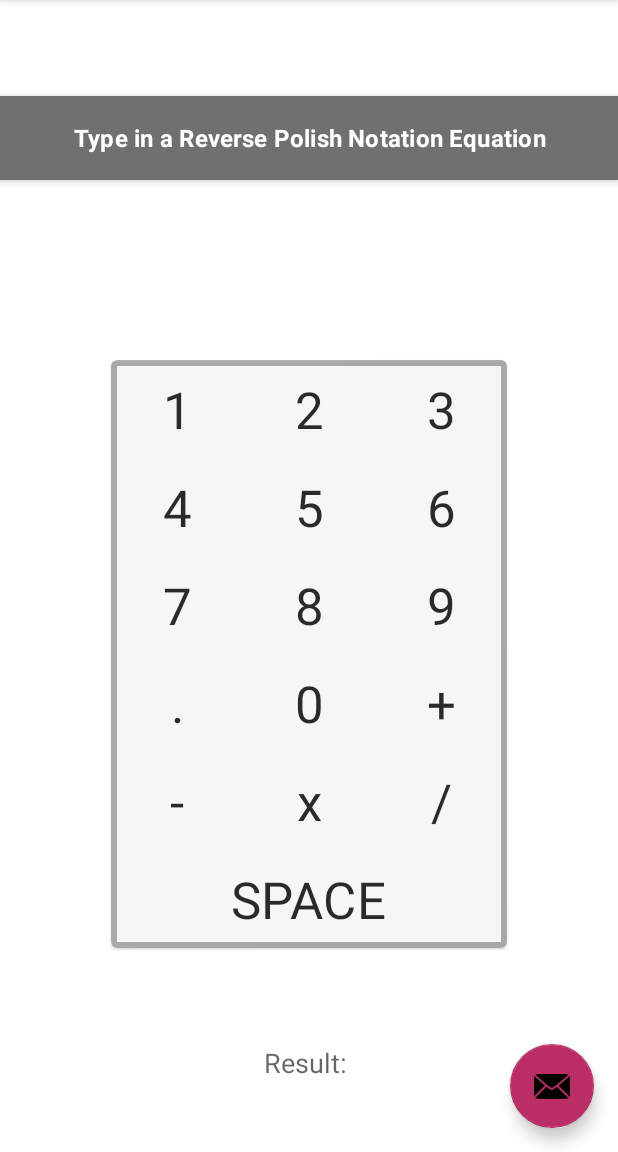
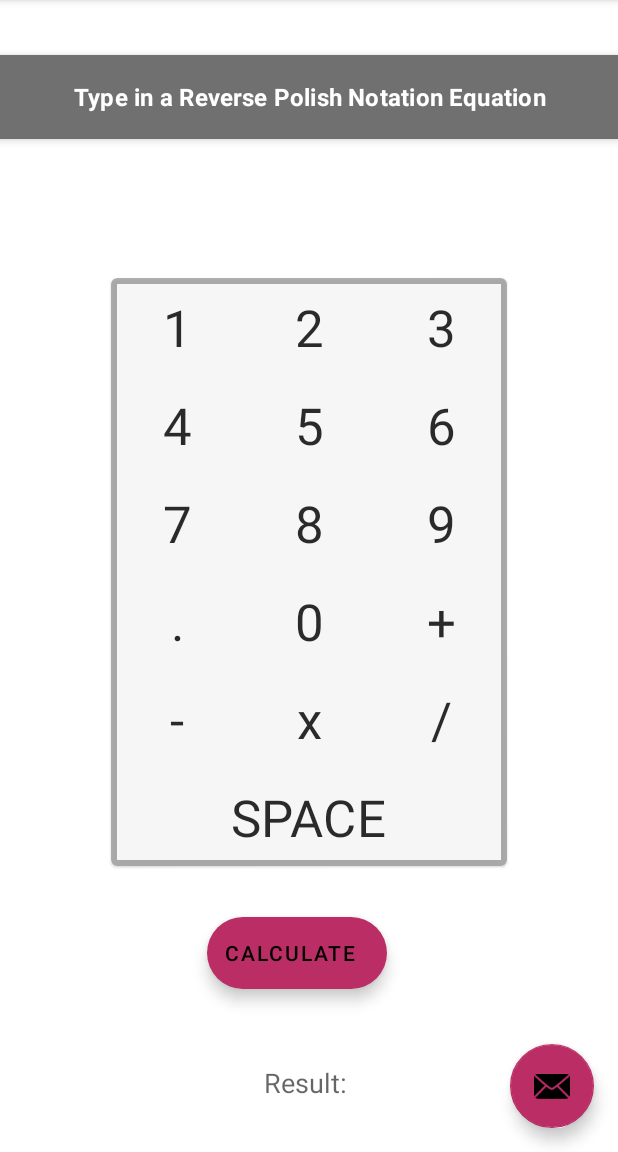
Before and after one commit to RachelBrisman/RPN-Calculator-MCON521, an Android app: the screen it shows after launch (MainActivity), on a phone screen of 412 x 824 dp, the part 84-1236 px from its top. Run offline under Robolectric (Android 15) with nearby library versions, the phone set to English and light mode, and no system bars.

Commit message:
made the buttons work in java

```diff
--- a/app/src/main/java/com/example/rpn_calculator/MainActivity.java
+++ b/app/src/main/java/com/example/rpn_calculator/MainActivity.java
@@ -2,43 +2,61 @@ package com.example.rpn_calculator;
 
 import android.os.Bundle;
 
-import com.google.android.material.floatingactionbutton.FloatingActionButton;
-import com.google.android.material.snackbar.Snackbar;
+import com.google.android.material.floatingactionbutton.ExtendedFloatingActionButton;
 
 import androidx.appcompat.app.AppCompatActivity;
 
 import android.view.View;
 
 import androidx.appcompat.widget.Toolbar;
-import androidx.navigation.NavController;
-import androidx.navigation.Navigation;
-import androidx.navigation.ui.AppBarConfiguration;
-import androidx.navigation.ui.NavigationUI;
-
-import com.example.rpn_calculator.databinding.ActivityMainBinding;
 
 import android.view.Menu;
 import android.view.MenuItem;
+import android.widget.Button;
+import android.widget.TextView;
 
 public class MainActivity extends AppCompatActivity {
 
-    private AppBarConfiguration appBarConfiguration;
-    private ActivityMainBinding binding;
+    private String equation = "";
+    private TextView showEquation;
 
     @Override
     protected void onCreate (Bundle savedInstanceState)
     {
         super.onCreate (savedInstanceState);
         setContentView (R.layout.activity_main);
+        setupToolbar();
+        setupEFAB();
+        initializeViews();
+    }
+
+    private void setupToolbar() {
         Toolbar toolbar = findViewById(R.id.toolbar);
         setSupportActionBar(toolbar);
-        setUpFAB(toolbar);
     }
 
-    private void setUpFAB(Toolbar toolbar) {
-        FloatingActionButton fab = findViewById(R.id.fab);
-        fab.setOnClickListener(view -> Snackbar.make (toolbar,"Hello, world!", Snackbar.LENGTH_SHORT).show ());
+    private void initializeViews() {
+        showEquation = findViewById(R.id.equation);
     }
+
+    private void setupEFAB() {
+        ExtendedFloatingActionButton fab = findViewById(R.id.fab);
+        fab.setOnClickListener(new View.OnClickListener() {
+            @Override
+            public void onClick(View view) {
+                handleEFABClick();
+            }
+        });
+    }
+
+    private void handleEFABClick() {
+        //do the calculation
+        //if its correct,
+            //display it in the result
+        //else
+            //go to the instructions activity
+    }
+
 
     @Override
     public boolean onCreateOptionsMenu(Menu menu) {
@@ -61,4 +79,11 @@ public class MainActivity extends AppCompatActivity {
 
         return super.onOptionsItemSelected(item);
     }
+
+    public void addToEquation(View view) {
+        Button currentButton = (Button) view;
+        String currentButtonText = currentButton.getText().toString();
+        equation += currentButtonText;
+        showEquation.setText(equation);
+    }
 }
--- a/app/src/main/res/layout/content_main.xml
+++ b/app/src/main/res/layout/content_main.xml
@@ -59,7 +59,7 @@
         android:layout_height="wrap_content"
         android:layout_marginBottom="16dp"
         android:alpha=".8"
-        app:layout_constraintBottom_toTopOf="@id/result"
+        app:layout_constraintBottom_toTopOf="@id/fab"
         app:layout_constraintEnd_toEndOf="parent"
         app:layout_constraintStart_toStartOf="parent"
         app:layout_constraintTop_toBottomOf="@id/equation"
@@ -141,6 +141,18 @@
 
     </com.google.android.material.card.MaterialCardView>
 
+    <com.google.android.material.floatingactionbutton.ExtendedFloatingActionButton
+        android:id="@+id/fab"
+        android:layout_width="wrap_content"
+        android:layout_height="wrap_content"
+        android:layout_marginEnd="@dimen/fab_margin"
+        android:layout_marginBottom="@dimen/fab_margin"
+        android:text="Calculate"
+        app:layout_constraintBottom_toTopOf="@id/result"
+        app:layout_constraintEnd_toEndOf="parent"
+        app:layout_constraintStart_toStartOf="parent"
+        app:layout_constraintTop_toBottomOf="@+id/materialCardView"/>
+
     <TextView
         android:id="@+id/result"
         android:layout_width="wrap_content"
@@ -151,6 +163,6 @@
         app:layout_constraintBottom_toBottomOf="parent"
         app:layout_constraintEnd_toEndOf="parent"
         app:layout_constraintStart_toStartOf="parent"
-        app:layout_constraintTop_toBottomOf="@+id/materialCardView" />
+        app:layout_constraintTop_toBottomOf="@+id/fab" />
 
 </androidx.constraintlayout.widget.ConstraintLayout>
--- a/app/src/main/res/values/styles.xml
+++ b/app/src/main/res/values/styles.xml
@@ -11,5 +11,6 @@
         <item name="android:layout_height">wrap_content</item>
         <item name="android:textAppearance">@style/TextAppearance.MaterialComponents.Headline4</item>
         <item name="android:textColor">@color/button_color_selector</item>
+        <item name="android:onClick">addToEquation</item>
     </style>
 </resources>
```
